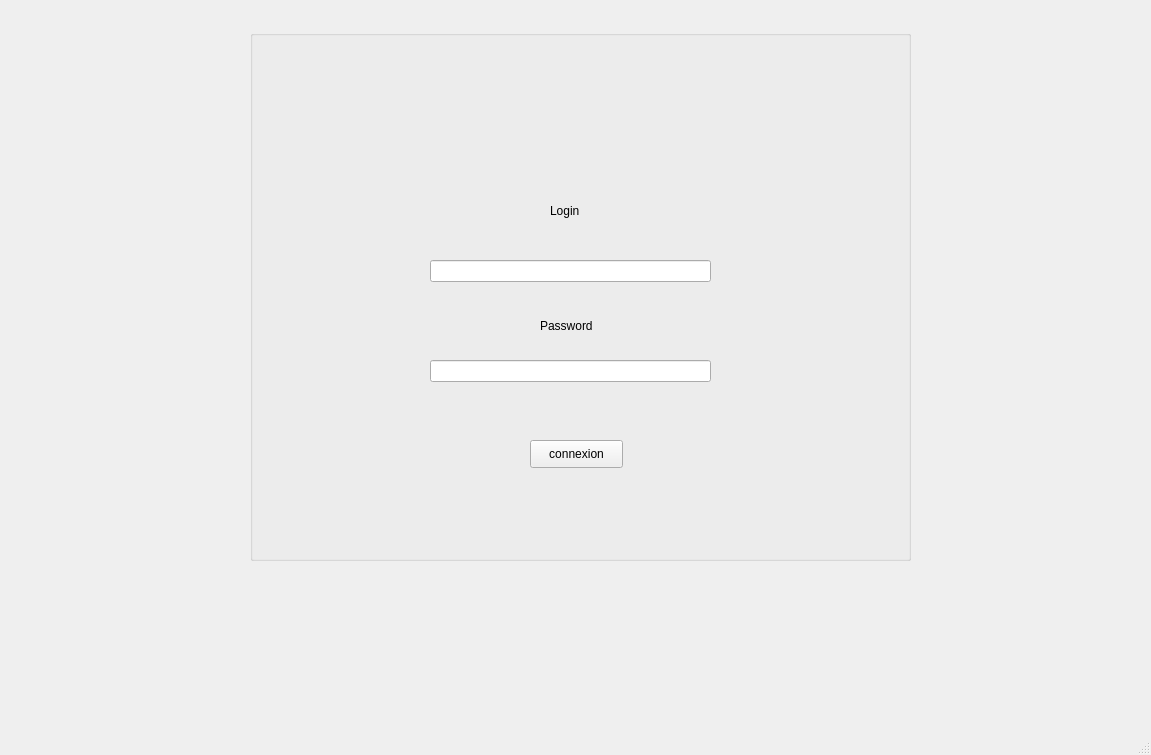
Before: the Qt Designer form authentificationn.ui in OussemaDv/Smart_Coworking_Space_2A39, drawn with Qt 5.
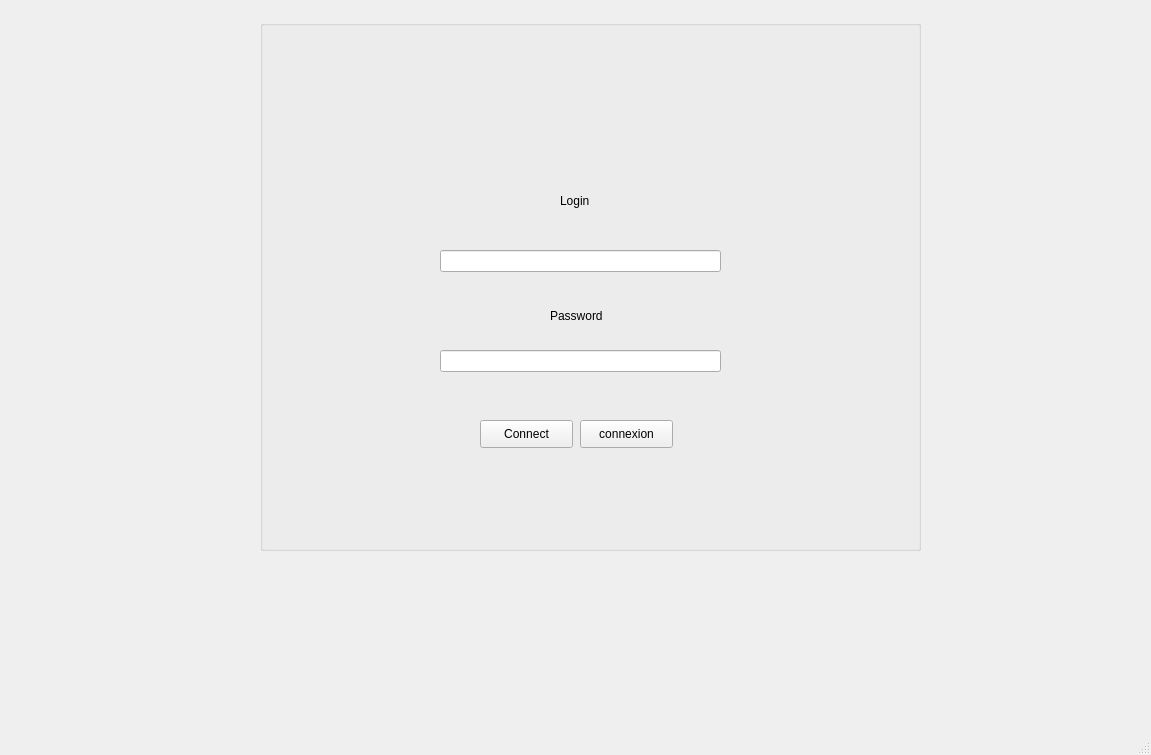
After: the same form once the commit is applied. Icons and pictures are not drawn.

```diff
--- a/authentificationn.ui
+++ b/authentificationn.ui
@@ -17,8 +17,8 @@
    <widget class="QGroupBox" name="groupBox">
     <property name="geometry">
      <rect>
-      <x>250</x>
-      <y>30</y>
+      <x>260</x>
+      <y>20</y>
       <width>661</width>
       <height>531</height>
      </rect>
@@ -34,8 +34,8 @@
     <widget class="QPushButton" name="pushButton">
      <property name="geometry">
       <rect>
-       <x>280</x>
-       <y>410</y>
+       <x>320</x>
+       <y>400</y>
        <width>93</width>
        <height>28</height>
       </rect>
@@ -119,6 +119,19 @@
       <string/>
      </property>
     </widget>
+    <widget class="QPushButton" name="pushButton_2">
+     <property name="geometry">
+      <rect>
+       <x>220</x>
+       <y>400</y>
+       <width>93</width>
+       <height>28</height>
+      </rect>
+     </property>
+     <property name="text">
+      <string>Connect</string>
+     </property>
+    </widget>
    </widget>
   </widget>
   <widget class="QMenuBar" name="menubar">
```
